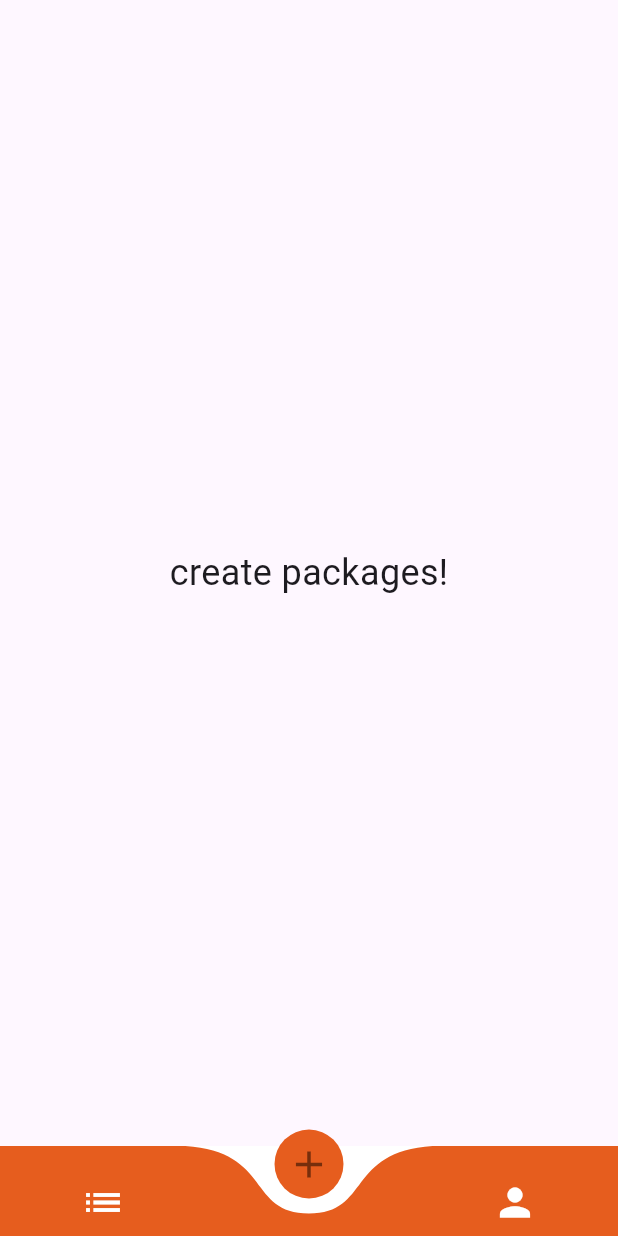
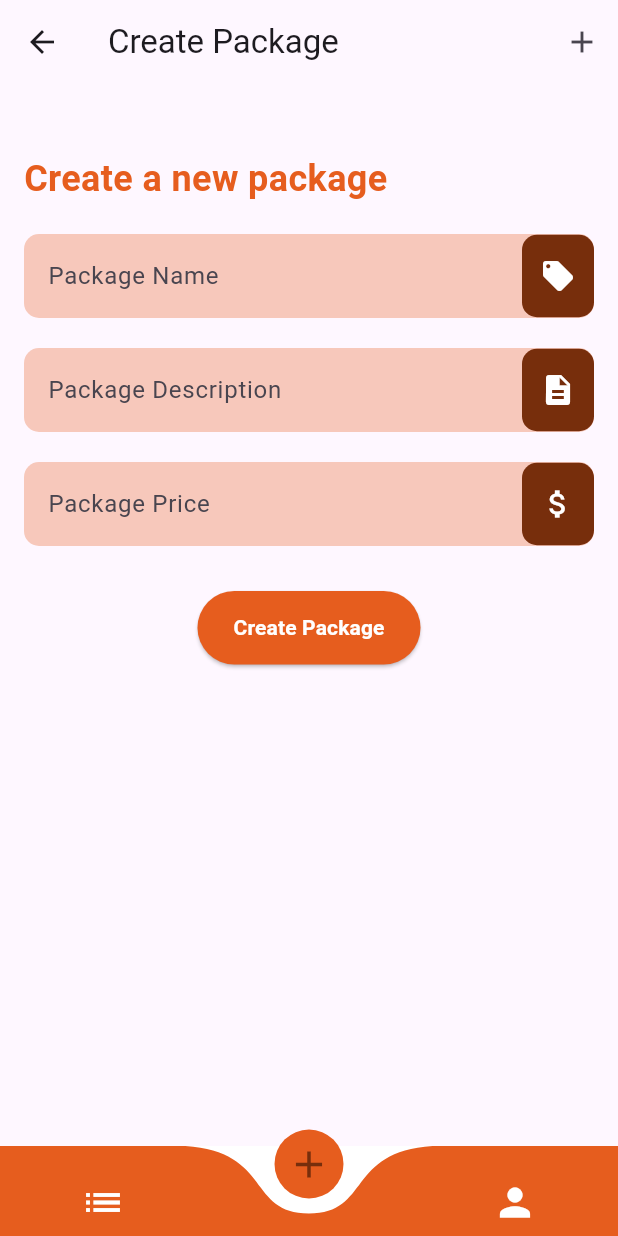
Before and after one commit to lalisabl/eventManagement, a Flutter app: the OwnerBottomNavigationBar screen opened by its route, item 2 of the bottom bar chosen, on a phone screen of 412 x 824 dp. Run offline on Flutter 3.47's test engine with Material 3 defaults, Android fonts, the phone set to English and light mode, and no system bars; drawn by our look-alikes of curved_navigation_bar; our stand-ins replace cached_network_image, flutter_secure_storage, image_picker, shared_preferences; accounts and stored records are empty.

Commit message:
create package and product

```diff
--- a/App/vendorapp/lib/main.dart
+++ b/App/vendorapp/lib/main.dart
@@ -3,8 +3,9 @@ import 'package:vendorapp/screens/authentication/register.dart';
 import 'package:vendorapp/widgets/bottom_bar.dart';
 import 'package:vendorapp/screens/mypackages.dart';
 import 'package:vendorapp/screens/myprofile.dart';
-import 'package:vendorapp/screens/createpackage.dart';
+// import 'package:vendorapp/screens/createpackage.dart';
 import 'package:vendorapp/screens/authentication/login.dart';
+import 'package:vendorapp/screens/create_package_screen.dart';
 
 void main() {
   runApp(MyApp());
@@ -24,7 +25,8 @@ class MyApp extends StatelessWidget {
           '/login': (context) => LoginScreen(),
           '/register': (context) => SignUpScreen(),
           '/mypackages': (context) => Mypackages(),
-          '/createpackage': (context) => Createpackage(),
+          '/createpackage': (context) => CreatePackageScreen(),
+          // '/createpackage': (context) => Createpackage(),
           '/myprofile': (context) => ProfileScreen(),
           '/home': (context) => OwnerBottomNavigationBar(),
         });
--- /dev/null
+++ b/App/vendorapp/lib/screens/create_package_screen.dart
@@ -0,0 +1,181 @@
+import 'package:flutter/material.dart';
+import 'package:vendorapp/screens/add_product_screen.dart';
+import 'package:vendorapp/themes/colors.dart';
+
+class CreatePackageScreen extends StatefulWidget {
+  @override
+  _CreatePackageScreenState createState() => _CreatePackageScreenState();
+}
+
+class _CreatePackageScreenState extends State<CreatePackageScreen> {
+  final _formKey = GlobalKey<FormState>();
+  final _nameController = TextEditingController();
+  final _descriptionController = TextEditingController();
+  final _priceController = TextEditingController();
+
+  void _submitForm() {
+    if (_formKey.currentState!.validate()) {
+      // Handle package creation logic
+      Navigator.of(context).pop();
+    }
+  }
+
+  @override
+  Widget build(BuildContext context) {
+    bool isDarkMode = Theme.of(context).brightness == Brightness.dark;
+
+    return Scaffold(
+      appBar: AppBar(
+        title: Text('Create Package'),
+        actions: [
+          IconButton(
+            icon: Icon(Icons.add),
+            onPressed: () {
+              Navigator.push(
+                context,
+                MaterialPageRoute(builder: (context) => AddProductScreen()),
+              );
+            },
+          ),
+        ],
+      ),
+      body: SingleChildScrollView(
+        child: Padding(
+          padding: EdgeInsets.all(16.0),
+          child: Column(
+            crossAxisAlignment: CrossAxisAlignment.stretch,
+            children: [
+              SizedBox(height: 30),
+              Text(
+                'Create a new package',
+                style: TextStyle(
+                  fontWeight: FontWeight.bold,
+                  color: AppColors.primaryColor,
+                  fontSize: 24,
+                ),
+              ),
+              SizedBox(height: 20),
+              Form(
+                key: _formKey,
+                child: Column(
+                  children: <Widget>[
+                    TextFormField(
+                      controller: _nameController,
+                      decoration: InputDecoration(
+                        labelText: 'Package Name',
+                        filled: true,
+                        fillColor: AppColors.primaryColor.withOpacity(0.3),
+                        border: OutlineInputBorder(
+                          borderSide: BorderSide.none,
+                          borderRadius: BorderRadius.circular(10.0),
+                        ),
+                        suffixIcon: Container(
+                          height: 55,
+                          decoration: BoxDecoration(
+                            borderRadius: BorderRadius.circular(10.0),
+                            color: AppColors.secondaryColor,
+                          ),
+                          child: Icon(
+                            Icons.local_offer,
+                            color: Colors.white,
+                          ),
+                        ),
+                      ),
+                      validator: (value) {
+                        if (value == null || value.isEmpty) {
+                          return 'Please enter a package name';
+                        }
+                        return null;
+                      },
+                    ),
+                    SizedBox(height: 20),
+                    TextFormField(
+                      controller: _descriptionController,
+                      decoration: InputDecoration(
+                        labelText: 'Package Description',
+                        filled: true,
+                        fillColor: AppColors.primaryColor.withOpacity(0.3),
+                        border: OutlineInputBorder(
+                          borderSide: BorderSide.none,
+                          borderRadius: BorderRadius.circular(10.0),
+                        ),
+                        suffixIcon: Container(
+                          height: 55,
+                          decoration: BoxDecoration(
+                            borderRadius: BorderRadius.circular(10.0),
+                            color: AppColors.secondaryColor,
+                          ),
+                          child: Icon(
+                            Icons.description,
+                            color: Colors.white,
+                          ),
+                        ),
+                      ),
+                      validator: (value) {
+                        if (value == null || value.isEmpty) {
+                          return 'Please enter a package description';
+                        }
+                        return null;
+                      },
+                    ),
+                    SizedBox(height: 20),
+                    TextFormField(
+                      controller: _priceController,
+                      keyboardType: TextInputType.number,
+                      decoration: InputDecoration(
+                        labelText: 'Package Price',
+                        filled: true,
+                        fillColor: AppColors.primaryColor.withOpacity(0.3),
+                        border: OutlineInputBorder(
+                          borderSide: BorderSide.none,
+                          borderRadius: BorderRadius.circular(10.0),
+                        ),
+                        suffixIcon: Container(
+                          height: 55,
+                          decoration: BoxDecoration(
+                            borderRadius: BorderRadius.circular(10.0),
+                            color: AppColors.secondaryColor,
+                          ),
+                          child: Icon(
+                            Icons.attach_money,
+                            color: Colors.white,
+                          ),
+                        ),
+                      ),
+                      validator: (value) {
+                        if (value == null || value.isEmpty) {
+                          return 'Please enter a package price';
+                        }
+                        if (double.tryParse(value) == null) {
+                          return 'Please enter a valid price';
+                        }
+                        return null;
+                      },
+                    ),
+                    SizedBox(height: 30),
+                    ElevatedButton(
+                      onPressed: _submitForm,
+                      style: ButtonStyle(
+                        backgroundColor: MaterialStateProperty.all<Color>(
+                          AppColors.primaryColor,
+                        ),
+                      ),
+                      child: const Text(
+                        'Create Package',
+                        style: TextStyle(
+                          height: 3.5,
+                          fontWeight: FontWeight.bold,
+                          color: Colors.white,
+                        ),
+                      ),
+                    ),
+                  ],
+                ),
+              ),
+            ],
+          ),
+        ),
+      ),
+    );
+  }
+}
--- a/App/vendorapp/lib/widgets/bottom_bar.dart
+++ b/App/vendorapp/lib/widgets/bottom_bar.dart
@@ -1,9 +1,11 @@
 import 'package:flutter/material.dart';
 import 'package:curved_navigation_bar/curved_navigation_bar.dart';
+import 'package:vendorapp/screens/create_package_screen.dart';
 import 'package:vendorapp/screens/mypackages.dart';
-import 'package:vendorapp/screens/createpackage.dart';
+// import 'package:vendorapp/screens/createpackage.dart';
 import 'package:vendorapp/screens/myprofile.dart';
 import 'package:vendorapp/themes/colors.dart';
+import 'package:vendorapp/screens/create_package_screen.dart';
 
 class OwnerBottomNavigationBar extends StatefulWidget {
   @override
@@ -16,7 +18,7 @@ class _OwnerBottomNavigationBarState extends State<OwnerBottomNavigationBar> {
 
   final List<Widget> _screens = [
     Mypackages(),
-    Createpackage(),
+    CreatePackageScreen(),
     ProfileScreen(),
   ];
 
```
Also changed, not shown: App/vendorapp/lib/screens/add_product_screen.dart (added, +220 -0 lines), App/vendorapp/pubspec.lock, 2 other files.
